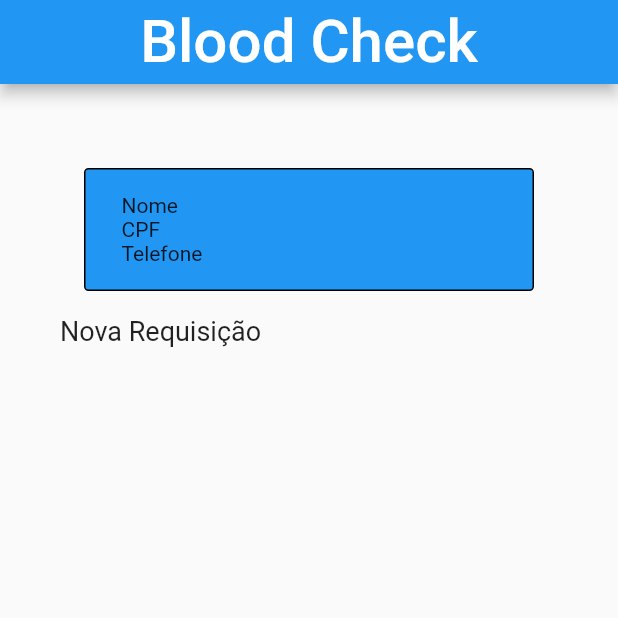
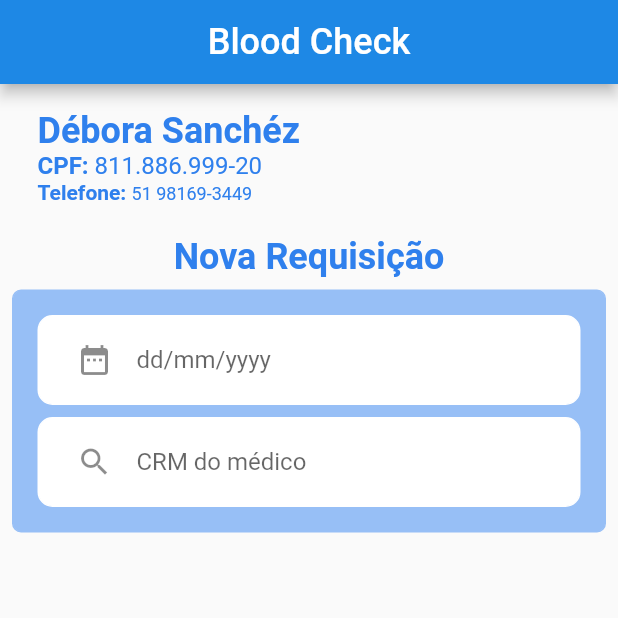
Before and after one commit to adriandallegrave/it_academy_14_exame_de_sangue, a Flutter app: the screen it shows after launch, on a phone screen of 412 x 824 dp, the top half of it. Run offline on Flutter 3.47's test engine with Material 2 defaults, Android fonts, the phone set to English and light mode, and no system bars.

Commit message:
feat: components requesition data and patient data
Co-authored-by: Michele Liese <micheleliese@users.noreply.github.com>
Co-authored-by: Gabriela Oliveira <GabrieladaSilvaOliveira@users.noreply.github.com>
Co-authored-by: LuizFelipePLO <LuizFelipePLO@users.noreply.github.com>
Co-authored-by: Leticia Flores <lbflores@users.noreply.github.com>
Co-authored-by: Guilherme <gcvieira@users.noreply.github.com>
Co-authored-by: Daniele Paz <dragonqveen@users.noreply.github.com>

```diff
--- a/blood_check/lib/components/patient_data.dart
+++ b/blood_check/lib/components/patient_data.dart
@@ -1,3 +1,4 @@
+import 'package:blood_check/constants.dart';
 import 'package:flutter/cupertino.dart';
 import 'package:flutter/material.dart';
 
@@ -12,36 +13,65 @@ class _PatientDataState extends State<PatientData> {
   @override
   Widget build(BuildContext context) {
     return Container(
-                  //Container de informações do paciente
-                  margin: EdgeInsets.all(16),
-                  padding: EdgeInsets.all(16),
+        margin: const EdgeInsets.all(8),
+        padding: const EdgeInsets.all(8),
         decoration: BoxDecoration(
-                    color: Colors.blue,
-                    border: Border.all(),
-                    borderRadius: BorderRadius.all(Radius.circular(3)),
+          color: Colors.transparent,
+          border: Border.all(
+            color: Colors.transparent,
           ),
-                  child: Column(
-                    mainAxisSize: MainAxisSize.min,
-                    children: [
+          borderRadius: BorderRadius.all(Radius.circular(6)),
+        ),
+        child: Column(mainAxisSize: MainAxisSize.min, children: [
           Row(children: [
-                        Padding(
+            const Padding(
               padding: EdgeInsets.only(right: 8),
             ),
-                        Text('Nome'),
+            RichText(
+              text: TextSpan(
+                  text: 'Débora Sanchéz', //Insert name from DB here
+                  style: TextStyle(
+                      color: kPrimaryColor,
+                      fontSize: 24,
+                      fontWeight: FontWeight.bold)),
+            )
           ]),
           Row(children: [
-                        Padding(
+            const Padding(
               padding: EdgeInsets.only(right: 8),
             ),
-                        Text('CPF'),
+            RichText(
+                text: TextSpan(children: <TextSpan>[
+              TextSpan(
+                  text: 'CPF: ',
+                  style: TextStyle(
+                      color: kPrimaryColor,
+                      fontSize: 16,
+                      fontWeight: FontWeight.bold)),
+              TextSpan(
+                  text: '811.886.999-20',
+                  style: TextStyle(
+                      color: kPrimaryColor,
+                      fontSize: 16)), //Insert 'CPF' from DB
+            ]))
           ]),
           Row(children: [
-                        Padding(
+            const Padding(
               padding: EdgeInsets.only(right: 8),
             ),
-                        Text('Telefone'),
+            RichText(
+                text: TextSpan(children: <TextSpan>[
+              TextSpan(
+                  text: 'Telefone: ',
+                  style: TextStyle(
+                      color: kPrimaryColor, fontWeight: FontWeight.bold)),
+              TextSpan(
+                  text: '51 98169-3449',
+                  style: TextStyle(
+                      color: kPrimaryColor,
+                      fontSize: 12)), //Insert phone number from DB
+            ]))
           ]),
-                    ],
-                  )); // Scaffold
+        ])); // Scaffold
   }
 }
--- /dev/null
+++ b/blood_check/lib/components/requisition_data.dart
@@ -0,0 +1,84 @@
+import 'package:blood_check/constants.dart';
+import 'package:flutter/cupertino.dart';
+import 'package:flutter/material.dart';
+
+class RequisitionData extends StatefulWidget {
+  const RequisitionData({Key? key}) : super(key: key);
+
+  @override
+  _RequisitionDataState createState() => _RequisitionDataState();
+}
+
+class _RequisitionDataState extends State<RequisitionData> {
+  @override
+  Widget build(BuildContext context) {
+    return Form(
+      child: Column(
+        children: <Widget>[
+          Text(
+            'Nova Requisição',
+            textAlign: TextAlign.left,
+            style: TextStyle(
+                fontSize: 24,
+                color: kPrimaryColor,
+                fontWeight: FontWeight.bold),
+          ),
+          Container(
+            margin: EdgeInsets.all(8),
+            padding: const EdgeInsets.all(8),
+            decoration: BoxDecoration(
+              color: kSecondColor,
+              border: Border.all(
+                color: kSecondColor,
+              ),
+              borderRadius: BorderRadius.all(Radius.circular(6)),
+            ),
+            child: Column(
+              //padding: const EdgeInsets.fromLTRB(32.0, 8.0, 32.0, 0.0),
+              children: [
+                Container(
+                  margin: EdgeInsets.fromLTRB(8, 8, 8, 0),
+                  padding: EdgeInsets.symmetric(horizontal: 25, vertical: 5),
+                  decoration: BoxDecoration(
+                    color: Colors.white,
+                    borderRadius: BorderRadius.circular(10),
+                    border: Border.all(
+                      color: Colors.white,
+                    ),
+                  ),
+                  child: TextFormField(
+                    decoration: InputDecoration(
+                        border: InputBorder.none,
+                        icon: Icon(Icons.date_range),
+                        hintText: 'dd/mm/yyyy',
+                        labelStyle: TextStyle(color: Colors.grey)),
+                    keyboardType: TextInputType.datetime,
+                  ),
+                ),
+                Container(
+                  margin: EdgeInsets.fromLTRB(8, 8, 8, 8),
+                  padding: EdgeInsets.symmetric(horizontal: 25, vertical: 5),
+                  decoration: BoxDecoration(
+                    color: Colors.white,
+                    borderRadius: BorderRadius.circular(10),
+                    border: Border.all(
+                      color: Colors.white,
+                    ),
+                  ),
+                  child: TextFormField(
+                    decoration: InputDecoration(
+                      border: InputBorder.none,
+                      icon: Icon(Icons.search),
+                      hintText: 'CRM do médico',
+                    ),
+                    keyboardType: TextInputType.number,
+                  ),
+                ),
+              ],
+            ),
+          ),
+        ],
+      ),
+    );
+  }
+}
--- /dev/null
+++ b/blood_check/lib/constants.dart
@@ -0,0 +1,4 @@
+import 'dart:ui';
+
+const kPrimaryColor = Color.fromRGBO(47, 128, 237, 1);
+const kSecondColor = Color.fromRGBO(151, 191, 246, 1);
--- a/blood_check/lib/screens/new_requisition.dart
+++ b/blood_check/lib/screens/new_requisition.dart
@@ -2,6 +2,7 @@ import 'package:flutter/cupertino.dart';
 import 'package:flutter/material.dart';
 
 import 'package:blood_check/components/patient_data.dart';
+import 'package:blood_check/components/requisition_data.dart';
 
 class NewRequisition extends StatefulWidget {
   const NewRequisition({Key? key}) : super(key: key);
@@ -15,26 +16,16 @@ class _NewRequisitionState extends State<NewRequisition> {
   Widget build(BuildContext context) {
     return Scaffold(
         appBar: AppBar(
-          backgroundColor: Colors.blue,
+          backgroundColor: Colors.blue[600],
           centerTitle: true,
           title: const Text('Blood Check',
-              style: TextStyle(fontSize: 40, color: Colors.white)),
+              style: TextStyle(fontSize: 24, color: Colors.white)),
         ),
         body: Container(
-            padding: const EdgeInsets.all(40),
-            child: Wrap(children: <Widget>[
-              PatientData(),
-              Container(
-                  child: Column(
-                      // Requisicao
-                      mainAxisSize: MainAxisSize.min,
-                      children: const [
-                    Text(
-                      'Nova Requisição',
-                      style: TextStyle(fontSize: 18),
-                    ),
-                    // Date Picker goes here
-                  ])) // Container
-            ]))); // Scaffold
+            //padding: const EdgeInsets.all(40),
+            child: Wrap(spacing: 8.0, runSpacing: 4.0, children: <Widget>[
+          PatientData(),
+          RequisitionData(),
+        ]))); // Scaffold
   }
 }
```
Lines whose indentation alone changed are shown as unchanged.
